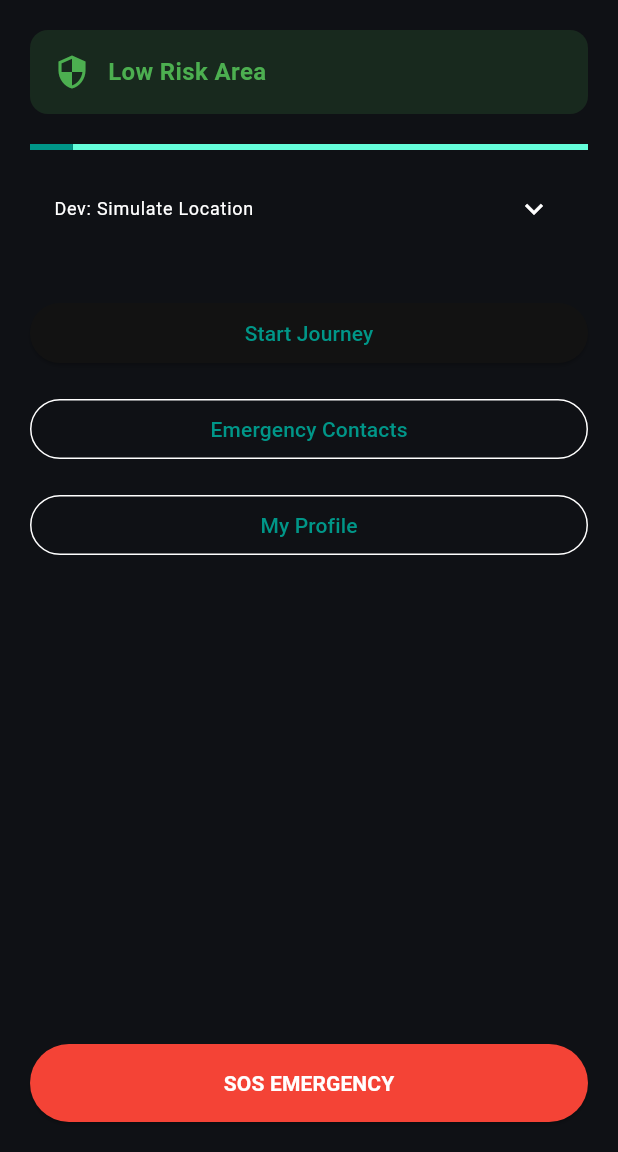
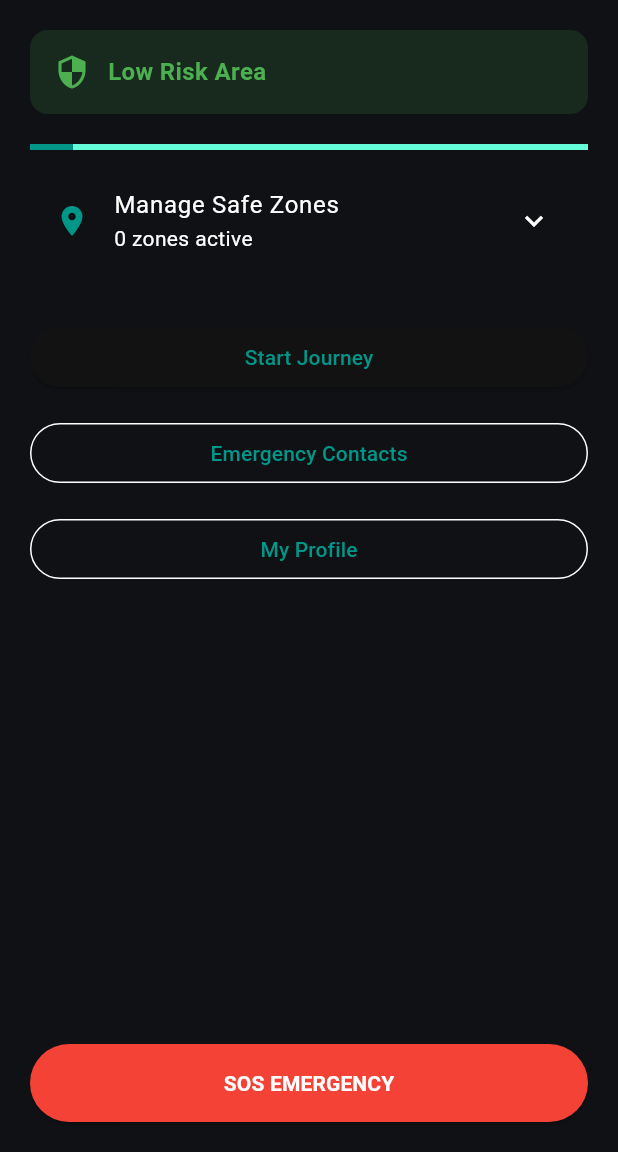
Before and after one commit to aarnavnk17/AtlasWatch, a Flutter app: the DashboardScreen screen opened directly, on a phone screen of 412 x 824 dp, the part 84-1236 px from its top. Run offline on Flutter 3.47's test engine with Material 3 defaults, Android fonts, the phone set to English and light mode, and no system bars; our stand-ins replace flutter_contacts, flutter_map, geocoding, geolocator, latlong2, native_geofence and 2 more; missing offline and left inert: a package; accounts and stored records are empty.

Commit message:
feat: implement geofencing capabilities and safe zone management

```diff
--- a/lib/screens/dashboard_screen.dart
+++ b/lib/screens/dashboard_screen.dart
@@ -12,6 +12,7 @@ import 'profile_setup_screen.dart';
 import 'journey_details_screen.dart';
 import 'sos_screen.dart';
 import 'contact_manager_screen.dart';
+import '../services/geofence_service.dart';
 
 class DashboardScreen extends StatefulWidget {
   const DashboardScreen({super.key});
@@ -30,18 +31,40 @@ class _DashboardScreenState extends State<DashboardScreen> {
   LatLng _currentLatLng = const LatLng(0, 0);
 
   final TextEditingController _locationController = TextEditingController();
-
-  @override
-  void dispose() {
-    _locationController.dispose();
-    super.dispose();
-  }
+  final GeofenceService _geofenceService = GeofenceService();
+  List<Map<String, dynamic>> _safeZones = [];
 
   @override
   void initState() {
     super.initState();
     _fetchLocationAndRisk();
+    _loadSafeZones();
   }
+
+  Future<void> _loadSafeZones() async {
+      final zones = await _geofenceService.getRegisteredGeofences();
+      setState(() => _safeZones = zones);
+  }
+
+  Future<void> _addCurrentAsSafeZone() async {
+      final String id = "Zone_${DateTime.now().millisecondsSinceEpoch}";
+      await _geofenceService.addSafeZone(
+          id: id,
+          latitude: _currentLatLng.latitude,
+          longitude: _currentLatLng.longitude,
+          radiusInMeters: 200, // 200m radius
+      );
+      ScaffoldMessenger.of(context).showSnackBar(
+          const SnackBar(content: Text('Safe Zone added at current location!')),
+      );
+      _loadSafeZones();
+  }
+
+  Future<void> _removeSafeZone(String id) async {
+      await _geofenceService.removeZone(id);
+      _loadSafeZones();
+  }
+
 
   Future<void> _simulateLocation(String customLocation) async {
       if (customLocation.isEmpty) return;
@@ -239,33 +262,35 @@ class _DashboardScreenState extends State<DashboardScreen> {
 
             const SizedBox(height: 10),
 
-            // 🧪 Manual Override (For Testing)
+            // 🏘️ geofence management
             ExpansionTile(
-              title: const Text('Dev: Simulate Location', style: TextStyle(fontSize: 12)),
+              leading: const Icon(Icons.location_on, color: Colors.teal),
+              title: const Text('Manage Safe Zones'),
+              subtitle: Text('${_safeZones.length} zones active'),
               children: [
                 Padding(
-                  padding: const EdgeInsets.symmetric(horizontal: 16.0, vertical: 8.0),
-                  child: Row(
+                  padding: const EdgeInsets.all(16.0),
+                  child: Column(
                     children: [
-                      Expanded(
-                        child: TextField(
-                          controller: _locationController,
-                          decoration: const InputDecoration(
-                            hintText: 'Enter city (e.g. New York)',
-                            isDense: true,
-                            border: OutlineInputBorder(),
-                          ),
+                      ElevatedButton.icon(
+                        icon: const Icon(Icons.add_location),
+                        label: const Text('Add Current Location as Safe Zone'),
+                        onPressed: _loadingLocation ? null : _addCurrentAsSafeZone,
+                        style: ElevatedButton.styleFrom(
+                            backgroundColor: Colors.teal.shade700,
+                            foregroundColor: Colors.white,
                         ),
                       ),
-                      const SizedBox(width: 8),
-                      ElevatedButton(
-                        onPressed: () => _simulateLocation(_locationController.text),
-                        style: ElevatedButton.styleFrom(
-                            backgroundColor: Colors.amber,
-                            foregroundColor: Colors.black,
+                      const SizedBox(height: 8),
+                      ..._safeZones.map((zone) => ListTile(
+                        dense: true,
+                        title: Text('Radius: ${zone['radius']}m'),
+                        subtitle: Text('Lat: ${zone['lat'].toStringAsFixed(3)}, Lng: ${zone['lng'].toStringAsFixed(3)}'),
+                        trailing: IconButton(
+                          icon: const Icon(Icons.delete, color: Colors.red),
+                          onPressed: () => _removeSafeZone(zone['id']),
                         ),
-                        child: const Text('Simulate'),
-                      ),
+                      )),
                     ],
                   ),
                 ),
@@ -273,6 +298,7 @@ class _DashboardScreenState extends State<DashboardScreen> {
             ),
 
             const SizedBox(height: 10),
+
 
 
 
--- a/pubspec.yaml
+++ b/pubspec.yaml
@@ -45,6 +45,7 @@ dependencies:
   url_launcher: ^6.3.2
   flutter_contacts: ^1.1.9+2
   permission_handler: ^11.3.1
+  native_geofence: ^0.1.0+1
 
 dev_dependencies:
   flutter_test:
```
Also changed, not shown: lib/main.dart (+9 -1 lines), lib/services/geofence_service.dart (added, +111 -0 lines), 2 other files.
